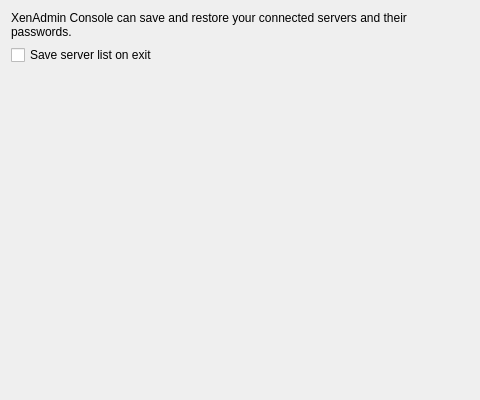
Old version of the form src/xenadmin-ui/dialogs/optionspages/saveandrestoreoptionspage.ui in the repository benapetr/XenAdminQt.
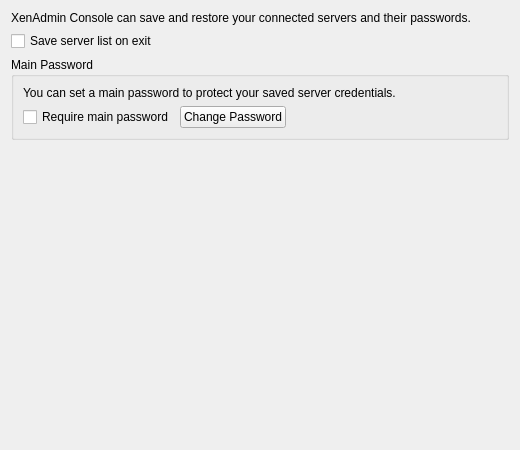
New version of the form.

Commit message:
ported over global password
Now we allow user to explicitly define if they want to store credentials
after first connect and let them use a global password to encrypt them

This functionality was ported over from original XenCenter

The edit to the form file:
```diff
--- a/src/xenadmin-ui/dialogs/optionspages/saveandrestoreoptionspage.ui
+++ b/src/xenadmin-ui/dialogs/optionspages/saveandrestoreoptionspage.ui
@@ -6,8 +6,8 @@
    <rect>
     <x>0</x>
     <y>0</y>
-    <width>480</width>
-    <height>400</height>
+    <width>520</width>
+    <height>450</height>
    </rect>
   </property>
   <layout class="QVBoxLayout" name="verticalLayout">
@@ -28,6 +28,56 @@
      </property>
     </widget>
    </item>
+   <item>
+    <widget class="QGroupBox" name="mainPasswordGroupBox">
+     <property name="title">
+      <string>Main Password</string>
+     </property>
+     <layout class="QVBoxLayout" name="verticalLayout_2">
+      <item>
+       <widget class="QLabel" name="mainPasswordLabel">
+        <property name="text">
+         <string>You can set a main password to protect your saved server credentials.</string>
+        </property>
+        <property name="wordWrap">
+         <bool>true</bool>
+        </property>
+       </widget>
+      </item>
+      <item>
+       <layout class="QHBoxLayout" name="horizontalLayout">
+        <item>
+         <widget class="QCheckBox" name="requireMainPasswordCheckBox">
+          <property name="text">
+           <string>Require main password</string>
+          </property>
+         </widget>
+        </item>
+        <item>
+         <widget class="QPushButton" name="changeMainPasswordButton">
+          <property name="text">
+           <string>Change Password</string>
+          </property>
+         </widget>
+        </item>
+        <item>
+         <spacer name="horizontalSpacer">
+          <property name="orientation">
+           <enum>Qt::Horizontal</enum>
+          </property>
+          <property name="sizeHint" stdset="0">
+           <size>
+            <width>40</width>
+            <height>20</height>
+           </size>
+          </property>
+         </spacer>
+        </item>
+       </layout>
+      </item>
+     </layout>
+    </widget>
+   </item>
    <item>
     <spacer name="verticalSpacer">
      <property name="orientation">
```
The commit also changes 19 other files.
